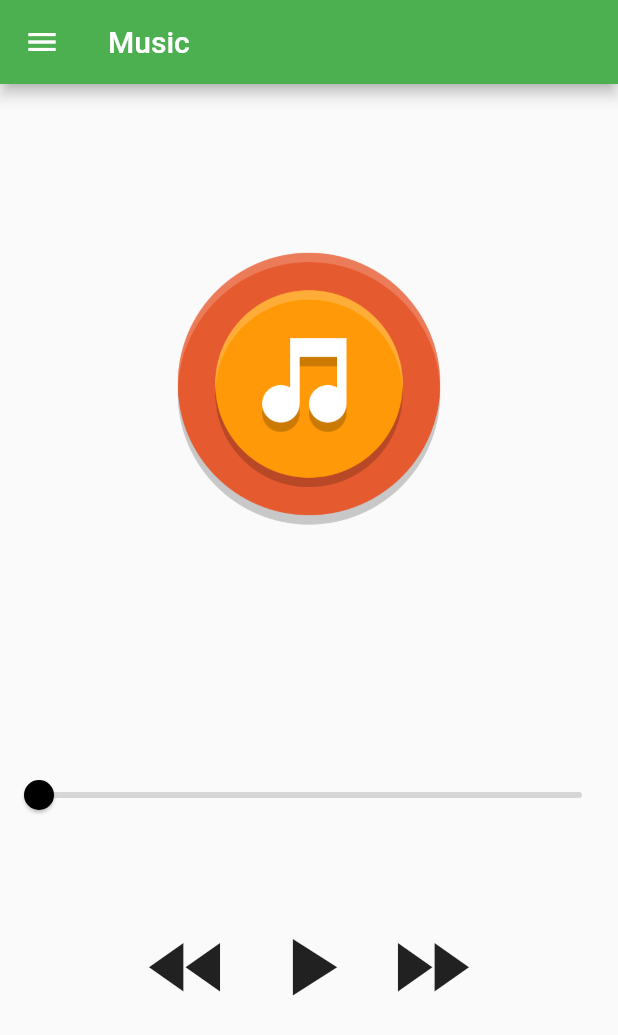
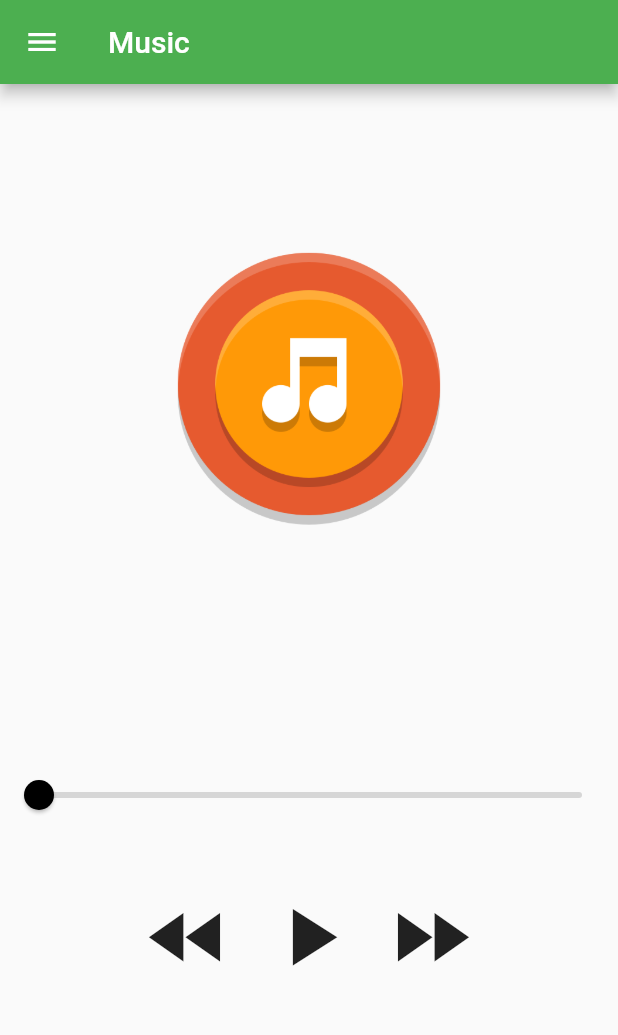
Before and after one commit to AndrewTokarev/Audioplayer, a Flutter app: the screen it shows after launch, on a phone screen of 412 x 824 dp. Shown: the top 1035 px of the screen. Run offline on Flutter 3.47's test engine with Material 2 defaults, Android fonts, the phone set to English and light mode, and no system bars.

Commit message:
Update home_page.dart

```diff
--- a/lib/UI/pages/home_page.dart
+++ b/lib/UI/pages/home_page.dart
@@ -18,9 +18,12 @@ class MyHomePageState extends State<MyHomePage> {
         appBar: AppBar(
           title: Text(Strings.music),
         ),
-      body: Padding(
-          padding: EdgeInsets.only(top: 100),
-          child: Column(
+        body:
+            Padding(padding: EdgeInsets.only(top: 100), child: _buildColumn()));
+  }
+
+  Widget _buildColumn() {
+    return Column(
       children: <Widget>[
         GestureDetector(
             onTap: () {
@@ -51,7 +54,7 @@ class MyHomePageState extends State<MyHomePage> {
           ),
         ),
         Container(
-                  padding: EdgeInsets.only(top: 50),
+            padding: EdgeInsets.only(top: 30),
             child: Row(
               mainAxisAlignment: MainAxisAlignment.center,
               children: <Widget>[
@@ -73,7 +76,6 @@ class MyHomePageState extends State<MyHomePage> {
               ],
             ))
       ],
-          )),
     );
   }
 }
```
Lines whose indentation alone changed are shown as unchanged.
